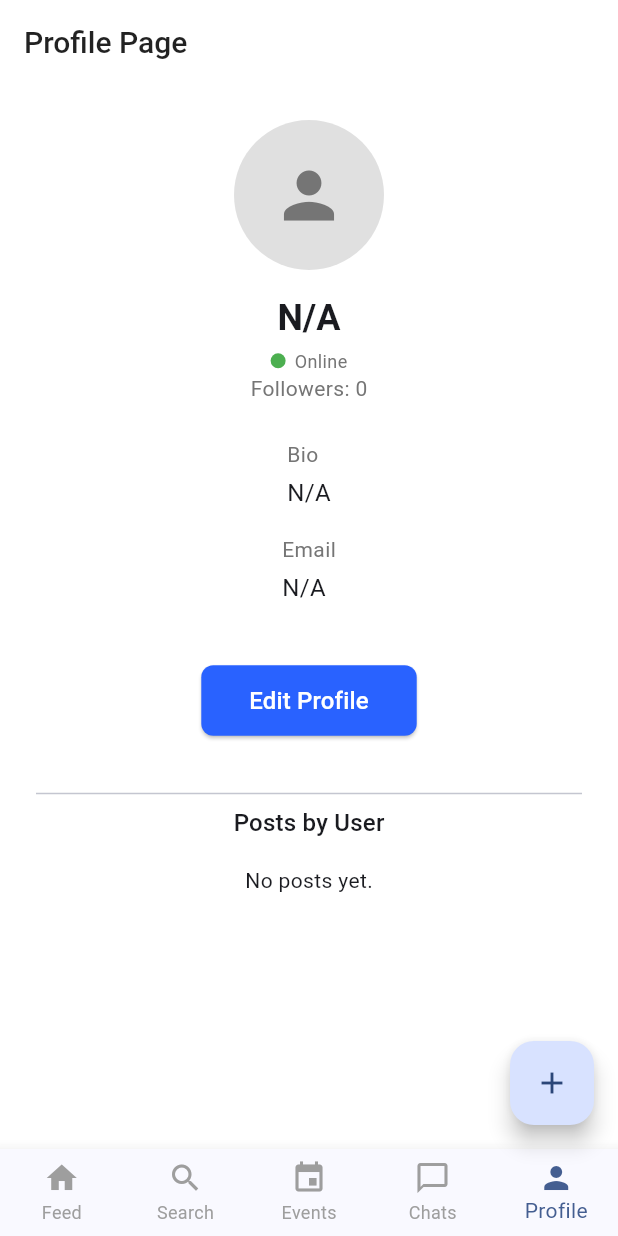
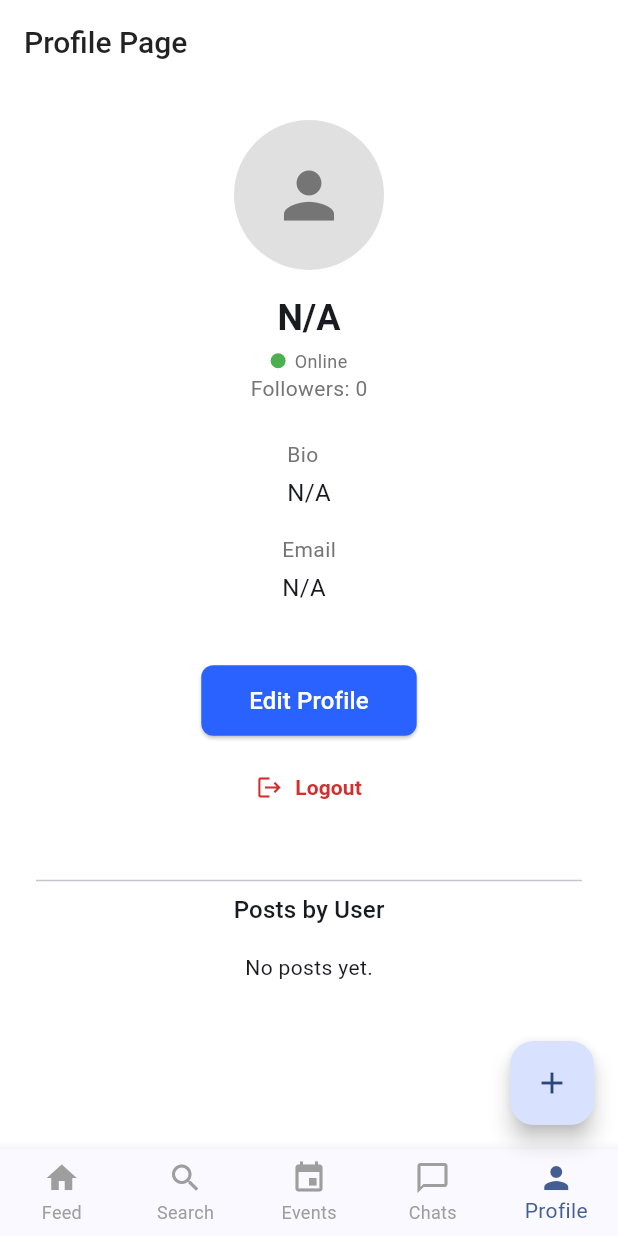
Before and after one commit to Kronos003-it/sistlink-app, a Flutter app: the screen it shows once a user with an empty profile is signed in, swiped to page 5, on a phone screen of 412 x 824 dp. Run offline on Flutter 3.47's test engine with Material 3 defaults, Android fonts, the light colour scheme and no system bars; our stand-ins replace cloud_firestore, firebase_auth, firebase_core, firebase_messaging; accounts and stored records are empty.

Commit message:
feat: Add logout button to ProfileScreen

```diff
--- a/lib/screens/profile/profile_screen.dart
+++ b/lib/screens/profile/profile_screen.dart
@@ -5,6 +5,7 @@ import 'package:intl/intl.dart';
 import 'package:sist_link1/screens/profile/edit_profile_screen.dart';
 import 'package:sist_link1/screens/chat/chat_screen.dart';
 import 'package:sist_link1/screens/admin/admin_dashboard_screen.dart';
+import 'package:sist_link1/screens/auth/login_screen.dart'; // For navigation after logout
 
 class ProfileScreen extends StatefulWidget {
   final String userId;
@@ -15,9 +16,9 @@ class ProfileScreen extends StatefulWidget {
 }
 
 class _ProfileScreenState extends State<ProfileScreen> {
-  Map<String, dynamic>? _profileUserData; // Store fetched data here
+  Map<String, dynamic>? _profileUserData;
   bool _isFollowing = false;
-  bool _isLoading = true; // Combined loading state
+  bool _isLoading = true;
   bool _isProcessingFollow = false;
   List<dynamic> _currentUserFollowing = [];
   String? _currentUserId;
@@ -74,7 +75,6 @@ class _ProfileScreenState extends State<ProfileScreen> {
   }
 
   Future<void> _toggleFollow() async {
-    // ... (keep existing _toggleFollow logic, ensure it calls _loadProfileData or setState to refresh UI)
     if (_currentUserId == null || _currentUserId == widget.userId) return;
     setState(() => _isProcessingFollow = true);
     final currentUserRef = FirebaseFirestore.instance
@@ -99,7 +99,6 @@ class _ProfileScreenState extends State<ProfileScreen> {
           'followers': FieldValue.arrayUnion([_currentUserId]),
         });
       }
-      // Refresh data after follow/unfollow
       await _loadProfileData();
     } catch (e) {
       print("Error toggling follow: $e");
@@ -109,9 +108,7 @@ class _ProfileScreenState extends State<ProfileScreen> {
   }
 
   Future<void> _startChat(String profileUsername) async {
-    // ... (keep existing _startChat logic)
     if (_currentUserId == null || _currentUserId == widget.userId) return;
-
     final currentUserDoc =
         await FirebaseFirestore.instance
             .collection('users')
@@ -119,14 +116,12 @@ class _ProfileScreenState extends State<ProfileScreen> {
             .get();
     String currentUsername =
         currentUserDoc.data()?['username'] ?? 'Unknown User';
-
     List<String> ids = [_currentUserId!, widget.userId];
     ids.sort();
     String chatId = ids.join('_');
     final chatDocRef = FirebaseFirestore.instance
         .collection('chats')
         .doc(chatId);
-
     try {
       final chatDoc = await chatDocRef.get();
       if (!chatDoc.exists) {
@@ -173,6 +168,18 @@ class _ProfileScreenState extends State<ProfileScreen> {
     );
   }
 
+  Future<void> _logout() async {
+    await FirebaseAuth.instance.signOut();
+    // AuthWrapper in main.dart will handle navigation to LoginScreen
+    // For a more explicit navigation and to clear routes:
+    if (mounted) {
+      Navigator.of(context, rootNavigator: true).pushAndRemoveUntil(
+        MaterialPageRoute(builder: (context) => const LoginScreen()),
+        (route) => false,
+      );
+    }
+  }
+
   @override
   Widget build(BuildContext context) {
     final Color primaryColor = Colors.blueAccent[700]!;
@@ -212,7 +219,6 @@ class _ProfileScreenState extends State<ProfileScreen> {
                           size: 50,
                           color: Colors.grey[600],
                         ),
-                        // TODO: Replace with actual profile picture if implemented
                       ),
                       const SizedBox(height: 16),
                       Text(
@@ -253,31 +259,24 @@ class _ProfileScreenState extends State<ProfileScreen> {
                         style: TextStyle(fontSize: 14, color: Colors.grey[600]),
                       ),
                       const SizedBox(height: 24),
-
                       _buildInfoField('Bio', _profileUserData!['bio'] ?? ''),
                       _buildInfoField(
                         'Email',
                         _profileUserData!['email'] ?? '',
                       ),
-
-                      // Mockup has "School Name" - we don't have this field.
-                      // Mockup has "Contact Information" which is email here.
                       const SizedBox(height: 24),
-
                       if (_currentUserId == widget.userId) ...[
                         ElevatedButton(
-                          onPressed: () {
-                            Navigator.of(context)
+                          onPressed:
+                              () => Navigator.of(context)
                                   .push(
                                     MaterialPageRoute(
                                       builder:
-                                        (context) => const EditProfileScreen(),
+                                          (context) =>
+                                              const EditProfileScreen(),
                                     ),
                                   )
-                                .then(
-                                  (_) => _loadProfileData(),
-                                ); // Refresh on return
-                          },
+                                  .then((_) => _loadProfileData()),
                           style: ElevatedButton.styleFrom(
                             backgroundColor: primaryColor,
                             padding: const EdgeInsets.symmetric(
@@ -296,14 +295,14 @@ class _ProfileScreenState extends State<ProfileScreen> {
                         if (_profileUserData!['isAdmin'] == true) ...[
                           const SizedBox(height: 10),
                           ElevatedButton(
-                            onPressed: () {
-                              Navigator.of(context).push(
+                            onPressed:
+                                () => Navigator.of(context).push(
                                   MaterialPageRoute(
                                     builder:
-                                      (context) => const AdminDashboardScreen(),
+                                        (context) =>
+                                            const AdminDashboardScreen(),
                                   ),
-                              );
-                            },
+                                ),
                             style: ElevatedButton.styleFrom(
                               backgroundColor: Colors.orangeAccent,
                             ),
@@ -313,6 +312,26 @@ class _ProfileScreenState extends State<ProfileScreen> {
                             ),
                           ),
                         ],
+                        const SizedBox(
+                          height: 10,
+                        ), // Space before logout button
+                        TextButton.icon(
+                          icon: Icon(Icons.logout, color: Colors.red[700]),
+                          label: Text(
+                            'Logout',
+                            style: TextStyle(
+                              color: Colors.red[700],
+                              fontWeight: FontWeight.bold,
+                            ),
+                          ),
+                          onPressed: _logout,
+                          style: TextButton.styleFrom(
+                            padding: const EdgeInsets.symmetric(
+                              horizontal: 32,
+                              vertical: 10,
+                            ),
+                          ),
+                        ),
                       ] else ...[
                         Row(
                           mainAxisAlignment: MainAxisAlignment.spaceEvenly,
@@ -362,8 +381,6 @@ class _ProfileScreenState extends State<ProfileScreen> {
                         'Posts by ${_profileUserData!['username'] ?? 'User'}',
                         style: Theme.of(context).textTheme.titleMedium,
                       ),
-                      // Existing StreamBuilder for posts can remain here or be refactored.
-                      // For brevity, assuming it's kept similar to before.
                       StreamBuilder<QuerySnapshot>(
                         stream:
                             FirebaseFirestore.instance
```
Lines whose indentation alone changed are shown as unchanged.
